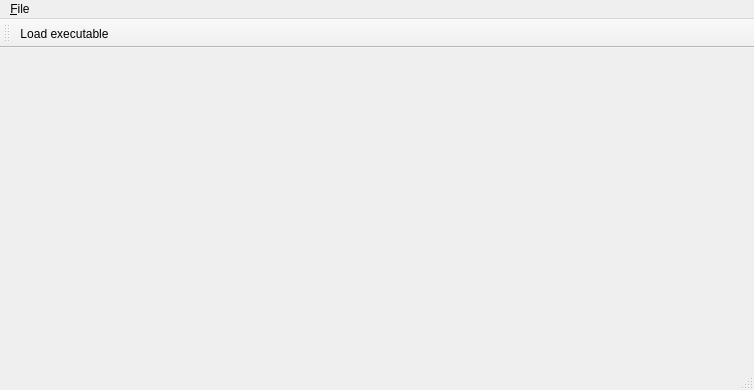
Qt form proj/src/MainWindow.ui (germix/debugger) before a commit.
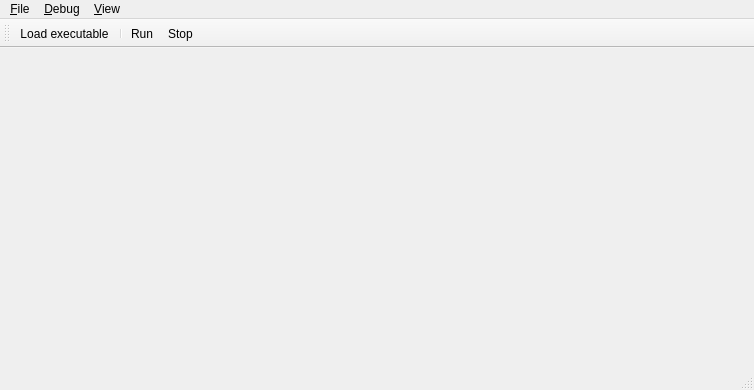
The same form after that commit. Icons and pictures are not drawn.

The edit to the form file:
```diff
--- a/proj/src/MainWindow.ui
+++ b/proj/src/MainWindow.ui
@@ -31,7 +31,21 @@
     <addaction name="separator"/>
     <addaction name="actionExit"/>
    </widget>
+   <widget class="QMenu" name="menu_Debug">
+    <property name="title">
+     <string>&amp;Debug</string>
+    </property>
+    <addaction name="actionRun"/>
+    <addaction name="actionStop"/>
+   </widget>
+   <widget class="QMenu" name="menu_View">
+    <property name="title">
+     <string>&amp;View</string>
+    </property>
+   </widget>
    <addaction name="menu_File"/>
+   <addaction name="menu_Debug"/>
+   <addaction name="menu_View"/>
   </widget>
   <widget class="QToolBar" name="mainToolBar">
    <attribute name="toolBarArea">
@@ -41,6 +55,9 @@
     <bool>false</bool>
    </attribute>
    <addaction name="actionLoadExecutable"/>
+   <addaction name="separator"/>
+   <addaction name="actionRun"/>
+   <addaction name="actionStop"/>
   </widget>
   <widget class="QStatusBar" name="statusBar"/>
   <action name="actionLoadExecutable">
@@ -61,6 +78,24 @@
     <string>Exit</string>
    </property>
   </action>
+  <action name="actionRun">
+   <property name="icon">
+    <iconset resource="../res/resource.qrc">
+     <normaloff>:/icons/run.png</normaloff>:/icons/run.png</iconset>
+   </property>
+   <property name="text">
+    <string>Run</string>
+   </property>
+  </action>
+  <action name="actionStop">
+   <property name="icon">
+    <iconset resource="../res/resource.qrc">
+     <normaloff>:/icons/stop.png</normaloff>:/icons/stop.png</iconset>
+   </property>
+   <property name="text">
+    <string>Stop</string>
+   </property>
+  </action>
  </widget>
  <layoutdefault spacing="6" margin="11"/>
  <resources>
```
Left out of the diff: 35 changed lines with no effect on the pictures.
